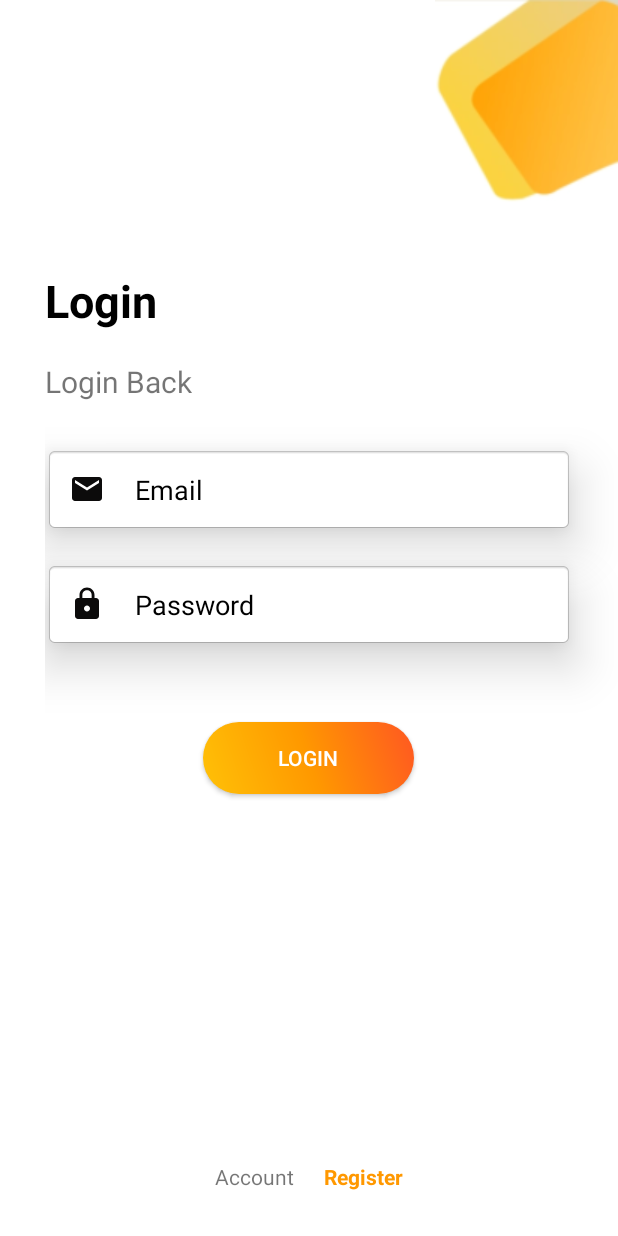
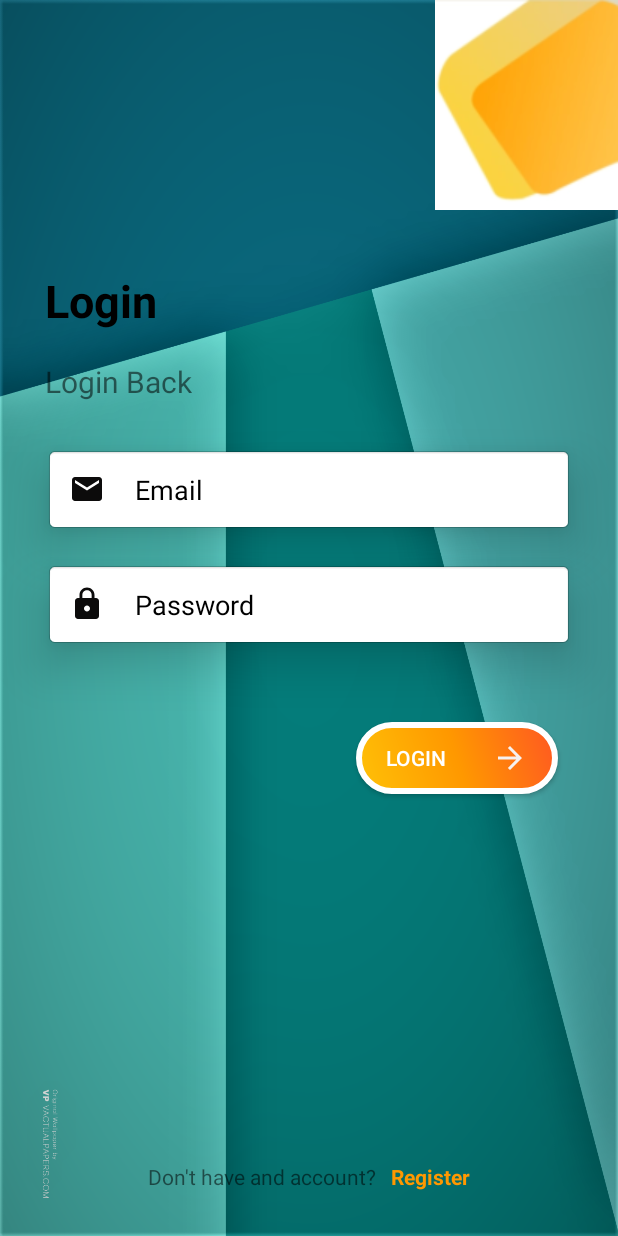
Before and after one commit to AR1610/Aarti_AndroidTraining, an Android app: the layout activity_main.xml on its own in the app's theme, with its tools: preview values and no code run, on a phone screen of 412 x 824 dp. Run offline under Robolectric (Android 15) with nearby library versions, the phone set to English and light mode, and no system bars.

Commit message:
Relative Layout

```diff
--- a/app/src/main/AndroidManifest.xml
+++ b/app/src/main/AndroidManifest.xml
@@ -1,9 +1,6 @@
 <?xml version="1.0" encoding="utf-8"?>
 <manifest xmlns:android="http://schemas.android.com/apk/res/android"
     package="com.myappgen7to8">
-
-    <!--
-    <uses-permission android:name="android.permission.CAMERA"/>-->
 
     <application
         android:allowBackup="true"
@@ -14,6 +11,9 @@
         android:theme="@style/Theme.MyAppgen7to8">
         <activity
             android:name=".MainActivity"
+            android:exported="true" />
+        <activity
+            android:name=".LoginActivity"
             android:exported="true"
             android:screenOrientation="portrait">
             <intent-filter>
--- a/app/src/main/res/drawable/btn_bg.xml
+++ b/app/src/main/res/drawable/btn_bg.xml
@@ -9,4 +9,5 @@
         android:endColor="#FF5722"
         android:startColor="#FFC107" />
     <corners android:radius="40dp"/>
+    <stroke android:color="#fff" android:width="4dp"/>
 </shape>
--- /dev/null
+++ b/app/src/main/res/drawable/ic_baseline_arrow_forward_24.xml
@@ -0,0 +1,5 @@
+<vector android:height="24dp" android:tint="#F6F1F1"
+    android:viewportHeight="24" android:viewportWidth="24"
+    android:width="24dp" xmlns:android="http://schemas.android.com/apk/res/android">
+    <path android:fillColor="@android:color/white" android:pathData="M12,4l-1.41,1.41L16.17,11H4v2h12.17l-5.58,5.59L12,20l8,-8z"/>
+</vector>
--- a/app/src/main/res/layout/activity_main.xml
+++ b/app/src/main/res/layout/activity_main.xml
@@ -3,8 +3,7 @@
     xmlns:android="http://schemas.android.com/apk/res/android"
     android:layout_width="match_parent"
     android:layout_height="match_parent"
-    android:background="#fff"
-    android:paddingLeft="30dp">
+    android:background="@drawable/img_bg">
 
 <ImageView
     android:layout_width="wrap_content"
@@ -14,15 +13,16 @@
     android:layout_alignParentRight="true"/>
 
     <TextView
+        android:id="@+id/tv_login"
         android:layout_width="wrap_content"
         android:layout_height="wrap_content"
-        android:id="@+id/tv_login"
-        android:text="Login"
-        android:textSize="30sp"
-        android:textStyle="bold"
         android:layout_below="@+id/img_logo"
         android:layout_marginTop="40dp"
-        android:textColor="#000"/>
+        android:text="Login"
+        android:layout_marginLeft="30dp"
+        android:textColor="#000"
+        android:textSize="30sp"
+        android:textStyle="bold" />
 
 
     <TextView
@@ -31,6 +31,7 @@
         android:id="@+id/tv_login_back"
         android:text="Login Back"
         android:textSize="20sp"
+        android:layout_marginLeft="30dp"
         android:layout_marginTop="20dp"
         android:layout_below="@+id/tv_login" />
 
@@ -40,7 +41,7 @@
         android:layout_height="wrap_content"
         android:id="@+id/edt_email"
         android:layout_below="@+id/tv_login_back"
-        android:layout_marginRight="30dp"
+        android:layout_marginHorizontal="30dp"
         android:layout_marginTop="30dp"
         android:padding="16dp"
         android:hint="Email"
@@ -60,12 +61,12 @@
         android:layout_height="wrap_content"
         android:layout_below="@+id/edt_email"
         android:layout_marginTop="20dp"
-        android:layout_marginRight="30dp"
+        android:layout_marginHorizontal="30dp"
         android:background="@android:drawable/editbox_background_normal"
+        android:drawableLeft="@drawable/ic_lock_24"
+        android:drawablePadding="20dp"
         android:elevation="20dp"
         android:hint="Password"
-        android:drawableLeft="@drawable/ic_lock_24"
-        android:drawablePadding="20dp"
         android:imeOptions="actionDone"
         android:inputType="textPassword"
         android:padding="16dp"
@@ -76,12 +77,16 @@
         android:layout_width="wrap_content"
         android:layout_height="wrap_content"
         android:layout_below="@+id/edt_password"
+        android:layout_alignParentRight="true"
         android:layout_centerHorizontal="true"
         android:layout_marginTop="50dp"
-        android:textColor="#fff"
+        android:layout_marginRight="40dp"
         android:background="@drawable/btn_bg"
-        android:paddingHorizontal="50dp"
-        android:text="Login" />
+        android:drawableRight="@drawable/ic_baseline_arrow_forward_24"
+        android:drawablePadding="30dp"
+        android:paddingHorizontal="20dp"
+        android:text="Login"
+        android:textColor="#fff" />
 
 
     <RelativeLayout
@@ -92,10 +97,10 @@
         android:layout_centerHorizontal="true">
 
         <TextView
+            android:id="@+id/tv_ac"
             android:layout_width="wrap_content"
             android:layout_height="wrap_content"
-            android:id="@+id/tv_ac"
-            android:text="Account"/>
+            android:text="Don't have and account?" />
 
         <TextView
             android:layout_width="wrap_content"
@@ -103,7 +108,7 @@
             android:text="Register"
             android:textColor="#FF9800"
             android:textStyle="bold"
-            android:layout_marginLeft="20dp"
+            android:layout_marginLeft="10dp"
             android:layout_toRightOf="@+id/tv_ac" />
 
     </RelativeLayout>
```
Also changed, not shown: app/src/main/java/com/myappgen7to8/LoginActivity.java (added, +14 -0 lines), app/src/main/res/drawable/bg.xml (added, +10 -0 lines), app/src/main/res/layout/activity_login.xml (added, +9 -0 lines), app/src/main/res/drawable/img_bg.jpg (added).
